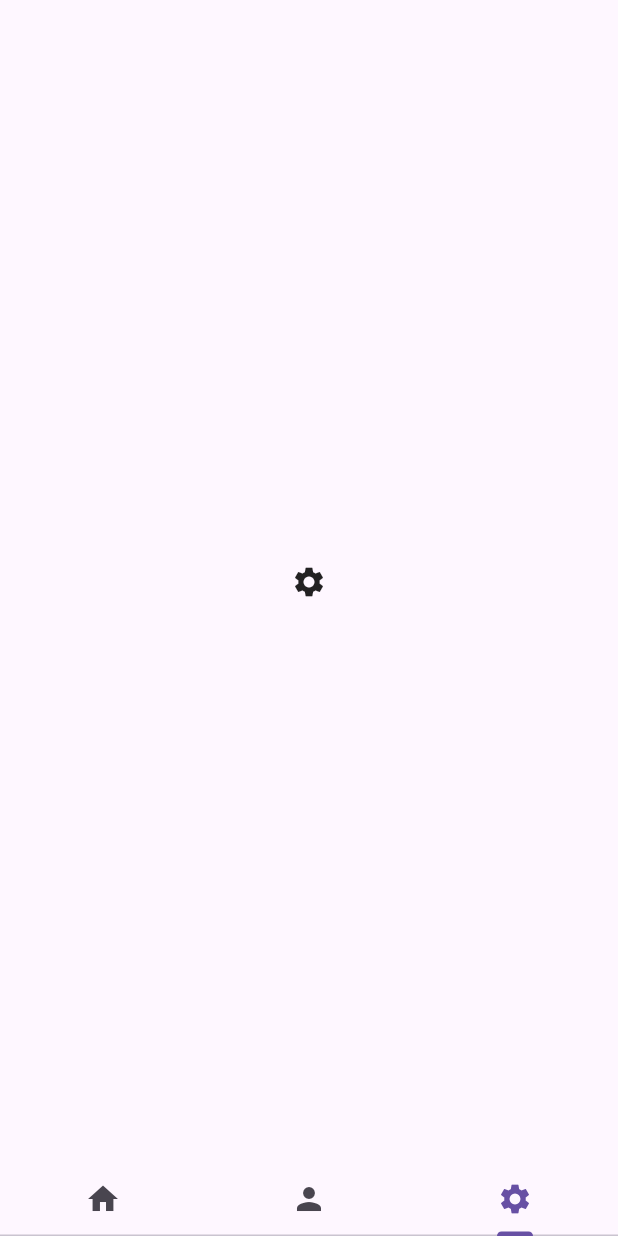
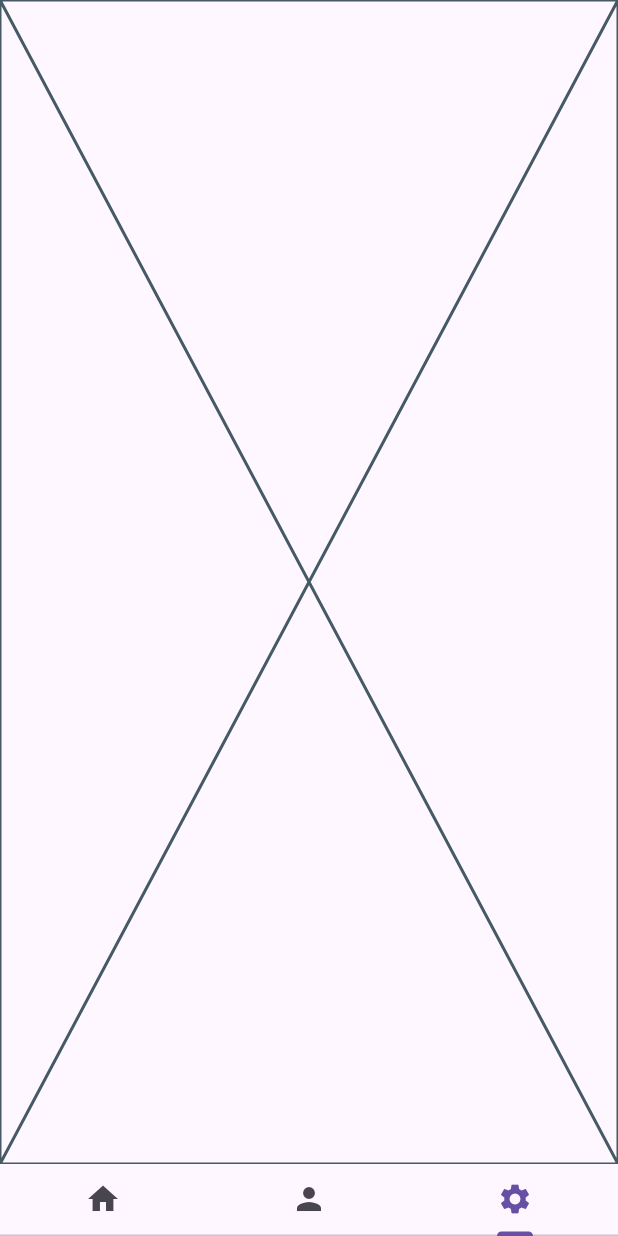
Before and after one commit to hyeonjoonpark/ORAI_IOT_APP, a Flutter app: the screen it shows after launch, item 3 of the bottom bar chosen, on a phone screen of 412 x 824 dp. Run offline on Flutter 3.47's test engine with Material 3 defaults, Android fonts, the phone set to English and light mode, and no system bars; our stand-ins replace flutter_map, flutter_screenutil, geolocator, get, latlong2; network calls fail.

Commit message:
ADD : mypage

```diff
--- /dev/null
+++ b/lib/ui/components/my_page.dart
@@ -0,0 +1,15 @@
+import 'package:flutter/cupertino.dart';
+
+class MyPageWidget extends StatefulWidget {
+  const MyPageWidget({super.key});
+
+  @override
+  State<MyPageWidget> createState() => _MyPageWidgetState();
+}
+
+class _MyPageWidgetState extends State<MyPageWidget> {
+  @override
+  Widget build(BuildContext context) {
+    return const Placeholder();
+  }
+}
--- a/lib/ui/screens/home_screen.dart
+++ b/lib/ui/screens/home_screen.dart
@@ -1,6 +1,7 @@
 import 'package:flutter/material.dart';
 import 'package:orai/ui/components/home_widget.dart';
 import 'package:orai/ui/components/my_car.dart';
+import 'package:orai/ui/components/my_page.dart';
 
 class MyHomePage extends StatefulWidget {
   const MyHomePage({super.key});
@@ -21,7 +22,7 @@ class _MyHomePageState extends State<MyHomePage> {
           children: [
             HomeWidget(),
             MyCarWidget(),
-            Center(child: Icon(Icons.settings)),
+            MyPageWidget(),
           ],
         ),
         bottomNavigationBar: Material(
```
